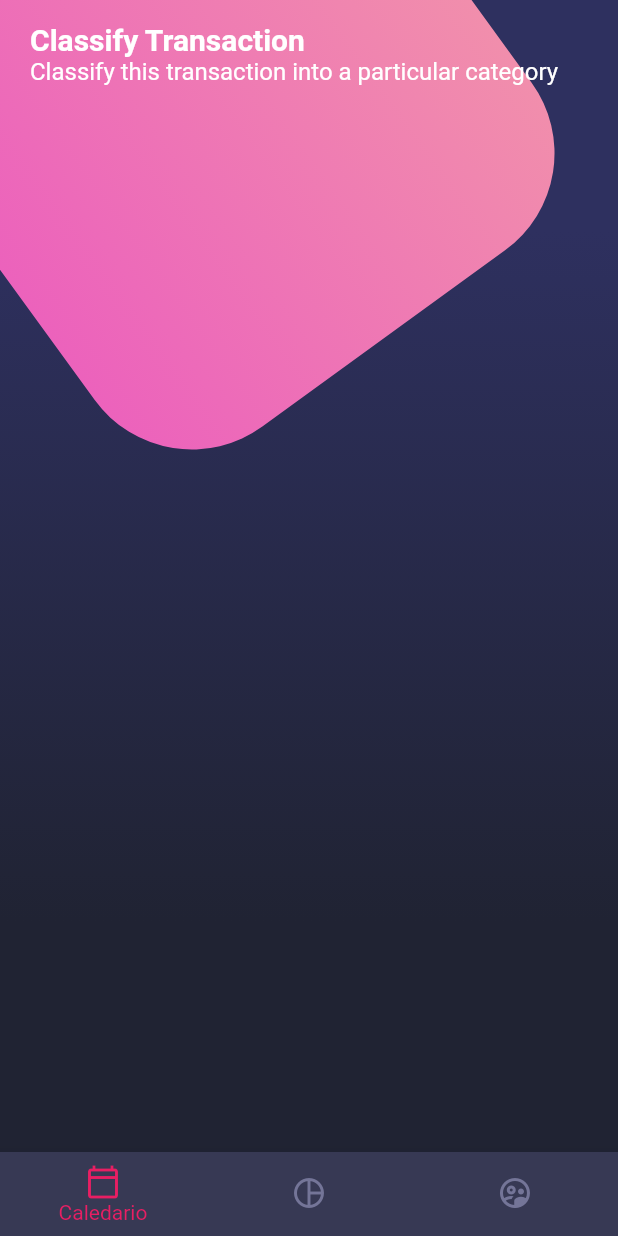
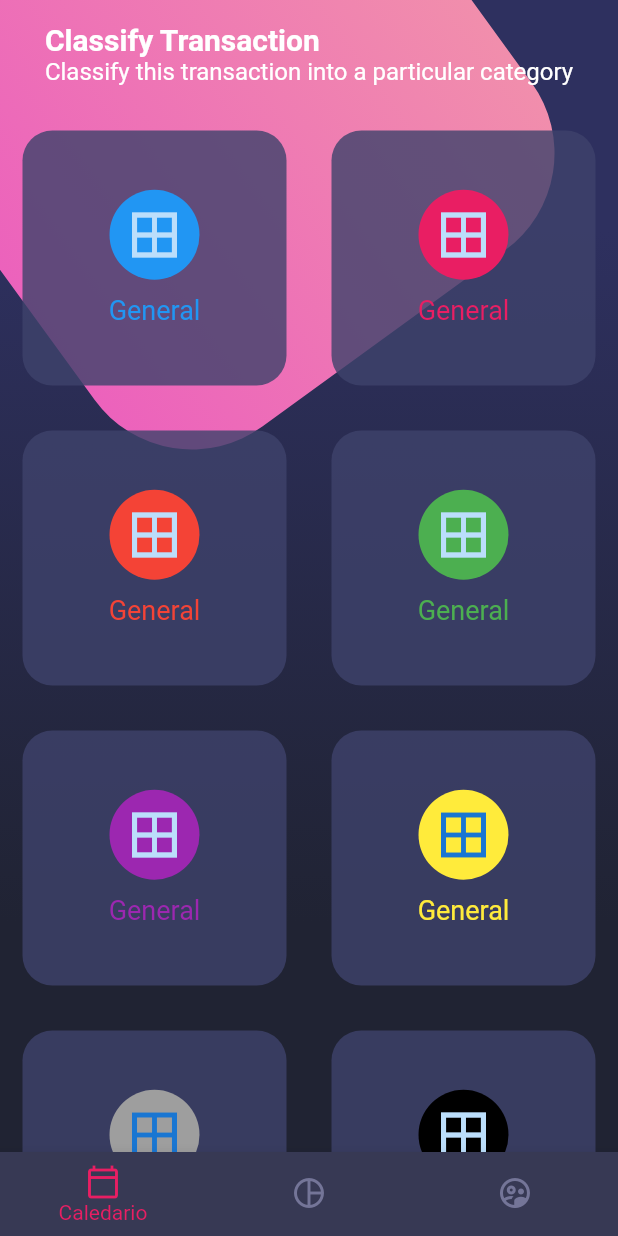
Before and after one commit to MatiasSalomon01/Flutter-Designs, a Flutter app: the screen it shows after launch, on a phone screen of 412 x 824 dp. Run offline on Flutter 3.47's test engine with Material 2 defaults, Android fonts, the phone set to English and light mode, and no system bars.

Commit message:
Diseño compuesto - Table y TableRow

```diff
--- a/lib/screens/home_screen.dart
+++ b/lib/screens/home_screen.dart
@@ -22,7 +22,7 @@ class _HomeBody extends StatelessWidget {
   Widget build(BuildContext context) {
     return SingleChildScrollView(
       child: Column(
-        children: [PageTitle()],
+        children: [PageTitle(), CardTable()],
       ),
     );
   }
--- /dev/null
+++ b/lib/widgets/card_table.dart
@@ -0,0 +1,100 @@
+import 'package:flutter/material.dart';
+
+class CardTable extends StatelessWidget {
+  const CardTable({super.key});
+
+  @override
+  Widget build(BuildContext context) {
+    return Table(
+      children: const [
+        TableRow(children: [
+          _SingleCard(
+            color: Colors.blue,
+            icon: Icons.border_all,
+            text: 'General',
+          ),
+          _SingleCard(
+            color: Colors.pink,
+            icon: Icons.border_all,
+            text: 'General',
+          )
+        ]),
+        TableRow(children: [
+          _SingleCard(
+            color: Colors.red,
+            icon: Icons.border_all,
+            text: 'General',
+          ),
+          _SingleCard(
+            color: Colors.green,
+            icon: Icons.border_all,
+            text: 'General',
+          )
+        ]),
+        TableRow(children: [
+          _SingleCard(
+            color: Colors.purple,
+            icon: Icons.border_all,
+            text: 'General',
+          ),
+          _SingleCard(
+            color: Colors.yellow,
+            icon: Icons.border_all,
+            text: 'General',
+          )
+        ]),
+        TableRow(children: [
+          _SingleCard(
+            color: Colors.grey,
+            icon: Icons.border_all,
+            text: 'General',
+          ),
+          _SingleCard(
+            color: Colors.black,
+            icon: Icons.border_all,
+            text: 'General',
+          )
+        ])
+      ],
+    );
+  }
+}
+
+class _SingleCard extends StatelessWidget {
+  final IconData icon;
+  final String text;
+  final Color color;
+
+  const _SingleCard(
+      {super.key, required this.icon, required this.text, required this.color});
+
+  @override
+  Widget build(BuildContext context) {
+    return Container(
+      margin: const EdgeInsets.all(15),
+      height: 170,
+      decoration: BoxDecoration(
+          color: const Color.fromRGBO(62, 66, 107, 0.8),
+          borderRadius: BorderRadius.circular(20)),
+      child: Column(
+        mainAxisAlignment: MainAxisAlignment.center,
+        children: [
+          CircleAvatar(
+              backgroundColor: color,
+              radius: 30,
+              child: Icon(
+                icon,
+                size: 40,
+              )),
+          SizedBox(
+            height: 10,
+          ),
+          Text(
+            text,
+            style: TextStyle(color: color, fontSize: 18),
+          )
+        ],
+      ),
+    );
+  }
+}
--- a/lib/widgets/widgets.dart
+++ b/lib/widgets/widgets.dart
@@ -1,3 +1,4 @@
+export 'package:flutter_designs/widgets/card_table.dart';
 export 'package:flutter_designs/widgets/custom_bottom_navigation.dart';
 export 'package:flutter_designs/widgets/page_title.dart';
 export 'package:flutter_designs/widgets/background.dart';
```
